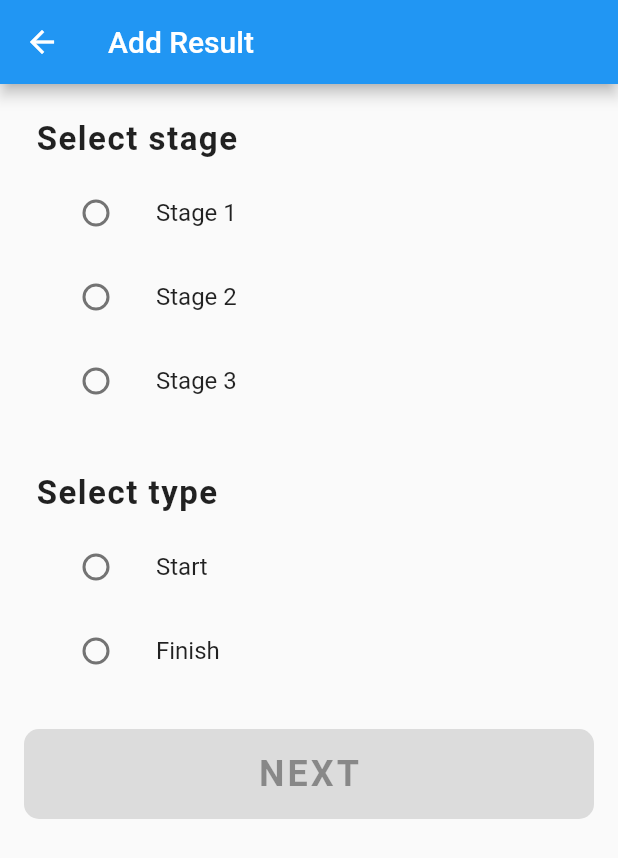
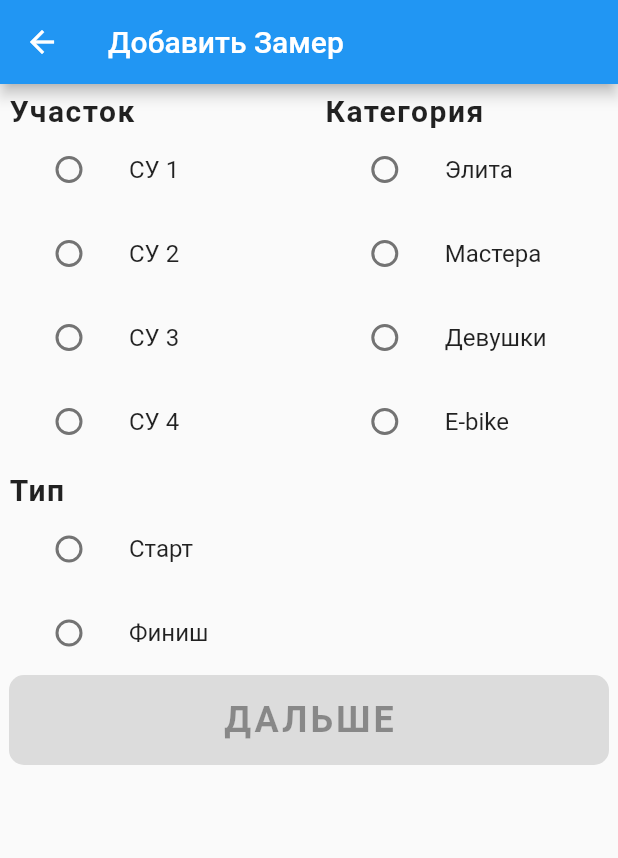
Before and after one commit to DPohorielov/race_magic, a Flutter app: the ViewRacePage screen opened directly with empty values, after a tap on the "add" icon, on a phone screen of 412 x 824 dp. Shown: the top 858 px of the screen. Run offline on Flutter 3.47's test engine with Material 2 defaults, Android fonts, the phone set to English and light mode, and no system bars; our stand-ins replace cloud_firestore, firebase_core, loader_overlay; accounts and stored records are empty.

Commit message:
enum Stage & Category

```diff
--- a/race_magic/lib/api/repository.dart
+++ b/race_magic/lib/api/repository.dart
@@ -3,6 +3,8 @@ import 'dart:collection';
 import 'package:cloud_firestore/cloud_firestore.dart';
 import 'package:race_magic/model/entity/race_entity.dart';
 import 'package:race_magic/model/entity/result_entity.dart';
+import 'package:race_magic/model/enum/categories.dart';
+import 'package:race_magic/model/enum/stages.dart';
 
 class Repository {
   Repository();
@@ -59,7 +61,8 @@ class Repository {
 
     await _results(raceId)
         .where('number', isEqualTo: resultEntity.number)
-        .where('stage', isEqualTo: resultEntity.stage)
+        .where('stage', isEqualTo: resultEntity.stage.val)
+        .where('category', isEqualTo: resultEntity.category.val)
         .where('isStart', isEqualTo: resultEntity.isStart)
         .get()
         .then((event) async {
--- a/race_magic/lib/model/entity/result_entity.dart
+++ b/race_magic/lib/model/entity/result_entity.dart
@@ -1,15 +1,18 @@
 import 'package:json_annotation/json_annotation.dart';
+import 'package:race_magic/model/enum/categories.dart';
+import 'package:race_magic/model/enum/stages.dart';
 
 part 'result_entity.g.dart';
 
 @JsonSerializable(explicitToJson: true)
 class ResultEntity{
-  final int stage;
+  final Stages stage;
+  final Categories category;
   final int number;
   final DateTime time;
   bool isStart;
 
-  ResultEntity(this.number, this.time, this.stage, {required this.isStart});
+  ResultEntity(this.number, this.time, this.stage, this.category, {required this.isStart});
 
   factory ResultEntity.fromJson(Map<String, dynamic> json) =>
       _$ResultEntityFromJson(json);
--- /dev/null
+++ b/race_magic/lib/model/enum/categories.dart
@@ -0,0 +1,40 @@
+import 'package:json_annotation/json_annotation.dart';
+
+enum Categories {
+  @JsonValue(0)
+  elite,
+  @JsonValue(1)
+  masters,
+  @JsonValue(2)
+  women,
+  @JsonValue(3)
+  ebike,
+}
+
+extension CategoriesExtension on Categories {
+  String get name {
+    switch (this) {
+      case Categories.elite:
+        return 'Элита';
+      case Categories.masters:
+        return 'Мастера';
+      case Categories.women:
+        return 'Девушки';
+      case Categories.ebike:
+        return 'E-bike';
+    }
+  }
+
+  int get val {
+    switch (this) {
+      case Categories.elite:
+        return 0;
+      case Categories.masters:
+        return 1;
+      case Categories.women:
+        return 2;
+      case Categories.ebike:
+        return 3;
+    }
+  }
+}
--- /dev/null
+++ b/race_magic/lib/model/enum/stages.dart
@@ -0,0 +1,40 @@
+import 'package:json_annotation/json_annotation.dart';
+
+enum Stages {
+  @JsonValue(0)
+  stage0,
+  @JsonValue(1)
+  stage1,
+  @JsonValue(2)
+  stage2,
+  @JsonValue(3)
+  stage3
+}
+
+extension StagesExtension on Stages {
+  String get name {
+    switch (this) {
+      case Stages.stage0:
+        return 'CУ 1';
+      case Stages.stage1:
+        return 'CУ 2';
+      case Stages.stage2:
+        return 'CУ 3';
+      case Stages.stage3:
+        return 'CУ 4';
+    }
+  }
+
+  int get val {
+    switch (this) {
+      case Stages.stage0:
+        return 0;
+      case Stages.stage1:
+        return 1;
+      case Stages.stage2:
+        return 2;
+      case Stages.stage3:
+        return 3;
+    }
+  }
+}
--- a/race_magic/lib/widget/add_result_page.dart
+++ b/race_magic/lib/widget/add_result_page.dart
@@ -1,5 +1,7 @@
 import 'package:flutter/cupertino.dart';
 import 'package:flutter/material.dart';
+import 'package:race_magic/model/enum/categories.dart';
+import 'package:race_magic/model/enum/stages.dart';
 import 'package:race_magic/widget/add_result_time_page.dart';
 
 class AddResultPage extends StatelessWidget {
@@ -14,14 +16,14 @@ class AddResultPage extends StatelessWidget {
   Widget build(BuildContext context) {
     return Scaffold(
       appBar: AppBar(
-        title: const Text('Add Result'),
+        title: const Text('Добавить Замер'),
       ),
       body: SafeArea(
         child: Padding(
           padding: const EdgeInsets.only(
-            left: 16.0,
-            right: 16.0,
-            bottom: 20.0,
+            left: 6.0,
+            right: 6.0,
+            bottom: 6.0,
           ),
           child: AddResultForm(raceId),
         ),
@@ -40,47 +42,64 @@ class AddResultForm extends StatefulWidget {
 }
 
 class _AddResultFormState extends State<AddResultForm> {
-  int? _stage;
+  Stages? _stage;
+  Categories? _category;
   bool? _isStart;
 
   @override
   Widget build(BuildContext context) {
-    return Column(
+    return SingleChildScrollView(
+      child: Column(
         children: [
-        Padding(
-          padding: const EdgeInsets.only(
-            left: 8.0,
-            right: 8.0,
-            bottom: 24.0,
-          ),
+          Row(crossAxisAlignment: CrossAxisAlignment.start,
+              children: [
+            Flexible(
+              flex: 10,
                 child: Column(
                   crossAxisAlignment: CrossAxisAlignment.start,
                   children: [
-              const SizedBox(height: 24.0),
+                    const SizedBox(height: 6.0),
                     const Text(
-                'Select stage',
+                      'Участок',
                       style: TextStyle(
-                  fontSize: 22.0,
+                        fontSize: 20.0,
                         letterSpacing: 1,
                         fontWeight: FontWeight.bold,
                       ),
                     ),
-              const SizedBox(height: 8.0),
                     _buildStages(),
-              const SizedBox(height: 34.0),
+                    const SizedBox(height: 6.0),
                     const Text(
-                'Select type',
+                      'Тип',
                       style: TextStyle(
-                  fontSize: 22.0,
+                        fontSize: 20.0,
                         letterSpacing: 1,
                         fontWeight: FontWeight.bold,
                       ),
                     ),
-              const SizedBox(height: 8.0),
                     _buildTypes(),
                   ],
                 ),
               ),
+              Flexible(
+                flex: 9,
+                child: Column(
+                  crossAxisAlignment: CrossAxisAlignment.start,
+                  children: [
+                    const SizedBox(height: 6.0),
+                    const Text(
+                      'Категория',
+                      style: TextStyle(
+                        fontSize: 20.0,
+                        letterSpacing: 1,
+                        fontWeight: FontWeight.bold,
+                      ),
+                    ),
+                    _buildCategories(),
+                  ],
+                ),
+              ),
+            ]),
           SizedBox(
             width: double.maxFinite,
             child: ElevatedButton(
@@ -91,23 +110,13 @@ class _AddResultFormState extends State<AddResultForm> {
                   ),
                 ),
               ),
-            onPressed: _isStart == null || _stage == null
+              onPressed: _isStart == null || _stage == null || _category == null
                   ? null
-                : () {
-                    Navigator.of(context).push(
-                      MaterialPageRoute(
-                        builder: (context) => AddResultTimePage(
-                          raceId: widget.raceId,
-                          isStart: _isStart!,
-                          stage: _stage!,
-                        ),
-                      ),
-                    );
-                  },
+                  : () => _showViewDialog(),
               child: const Padding(
-              padding: EdgeInsets.only(top: 16.0, bottom: 16.0),
+                padding: EdgeInsets.all(16.0),
                 child: Text(
-                'NEXT',
+                  'ДАЛЬШЕ',
                   style: TextStyle(
                     fontSize: 24,
                     fontWeight: FontWeight.bold,
@@ -118,57 +127,57 @@ class _AddResultFormState extends State<AddResultForm> {
             ),
           ),
         ],
+      ),
     );
   }
 
   Widget _buildStages() {
-    return Column(
-      children: <Widget>[
-        ListTile(
-          title: const Text('Stage 1'),
-          leading: Radio<int>(
-            value: 1,
+    return ListView.builder(
+        itemCount: Stages.values.length,
+        shrinkWrap: true,
+        physics: const NeverScrollableScrollPhysics(),
+        itemBuilder: (context, i) {
+          return ListTile(
+            title: Text(Stages.values[i].name),
+            leading: Radio<Stages>(
+              value: Stages.values[i],
               groupValue: _stage,
-            onChanged: (int? value) {
+              onChanged: (Stages? value) {
                 setState(() {
                   _stage = value;
                 });
               },
             ),
-        ),
-        ListTile(
-          title: const Text('Stage 2'),
-          leading: Radio<int>(
-            value: 2,
-            groupValue: _stage,
-            onChanged: (int? value) {
+          );
+        });
+  }
+
+  Widget _buildCategories() {
+    return ListView.builder(
+        itemCount: Categories.values.length,
+        shrinkWrap: true,
+        physics: const NeverScrollableScrollPhysics(),
+        itemBuilder: (context, i) {
+          return ListTile(
+            title: Text(Categories.values[i].name),
+            leading: Radio<Categories>(
+              value: Categories.values[i],
+              groupValue: _category,
+              onChanged: (Categories? value) {
                 setState(() {
-                _stage = value;
+                  _category = value;
                 });
               },
             ),
-        ),
-        ListTile(
-          title: const Text('Stage 3'),
-          leading: Radio<int>(
-            value: 3,
-            groupValue: _stage,
-            onChanged: (int? value) {
-              setState(() {
-                _stage = value;
+          );
         });
-            },
-          ),
-        ),
-      ],
-    );
   }
 
   Widget _buildTypes() {
     return Column(
       children: <Widget>[
         ListTile(
-          title: const Text('Start'),
+          title: const Text('Старт'),
           leading: Radio<bool>(
             value: true,
             groupValue: _isStart,
@@ -180,7 +189,7 @@ class _AddResultFormState extends State<AddResultForm> {
           ),
         ),
         ListTile(
-          title: const Text('Finish'),
+          title: const Text('Финиш'),
           leading: Radio<bool>(
             value: false,
             groupValue: _isStart,
@@ -194,4 +203,48 @@ class _AddResultFormState extends State<AddResultForm> {
       ],
     );
   }
+
+  void _showViewDialog() {
+    final Widget cancelButton = TextButton(
+      onPressed: () {
+        Navigator.of(context).pop(false);
+      },
+      child: const Text('Отмена'),
+    );
+    final Widget continueButton = TextButton(
+      onPressed: () {
+        Navigator.of(context).pop(true);
+      },
+      child: const Text('Продолжить'),
+    );
+
+    final AlertDialog alert = AlertDialog(
+      title: Text('Вы действительно хотите сделать замер '
+          '${_isStart! ? 'Старта' : 'Финиша'}  '
+          '${_stage!.name} '
+          'категория ${_category!.name}?'),
+      actions: [
+        cancelButton,
+        continueButton,
+      ],
+    );
+
+    showDialog(
+      context: context,
+      builder: (BuildContext context) => alert,
+    ).then((value) async {
+      if (value is bool && value) {
+        Navigator.of(context).push(
+          MaterialPageRoute(
+            builder: (context) => AddResultTimePage(
+              raceId: widget.raceId,
+              isStart: _isStart!,
+              stage: _stage!,
+              category: _category!,
+            ),
+          ),
+        );
       }
+    });
+  }
+}
--- a/race_magic/lib/widget/race_list_page.dart
+++ b/race_magic/lib/widget/race_list_page.dart
@@ -10,7 +10,7 @@ class RaceListPage extends StatelessWidget {
   Widget build(BuildContext context) {
     return Scaffold(
       appBar: AppBar(
-        title: const Text('Races'),
+        title: const Text('Соревнования'),
       ),
       floatingActionButton: FloatingActionButton(
         onPressed: () {
--- a/race_magic/lib/widget/view_race_page.dart
+++ b/race_magic/lib/widget/view_race_page.dart
@@ -23,7 +23,7 @@ class _ViewRacePageState extends State<ViewRacePage> {
     return LoaderOverlay(
       child: Scaffold(
         appBar: AppBar(
-          title: Text('Race: ${widget.race.name}'),
+          title: Text('Соревнование: ${widget.race.name}'),
           actions: [
             if (_isDeleting)
               const Padding(
@@ -77,17 +77,17 @@ class _ViewRacePageState extends State<ViewRacePage> {
       onPressed: () {
         Navigator.of(context).pop(false);
       },
-      child: const Text('Cancel'),
+      child: const Text('Отмена'),
     );
     final Widget continueButton = TextButton(
       onPressed: () {
         Navigator.of(context).pop(true);
       },
-      child: const Text('Delete'),
+      child: const Text('Удалить'),
     );
 
     final AlertDialog alert = AlertDialog(
-      title: const Text('Are you sure you want delete race?'),
+      title: const Text('Вы действительно хотите удалить соревнование?'),
       actions: [
         cancelButton,
         continueButton,
```
Also changed, not shown: race_magic/lib/widget/add_race_list_page.dart (+7 -5 lines), race_magic/lib/widget/add_result_time_page.dart (+30 -22 lines), race_magic/lib/widget/view_number_page.dart (+22 -23 lines), race_magic/lib/model/entity/result_entity.g.dart. Lines whose indentation alone changed are shown as unchanged.
